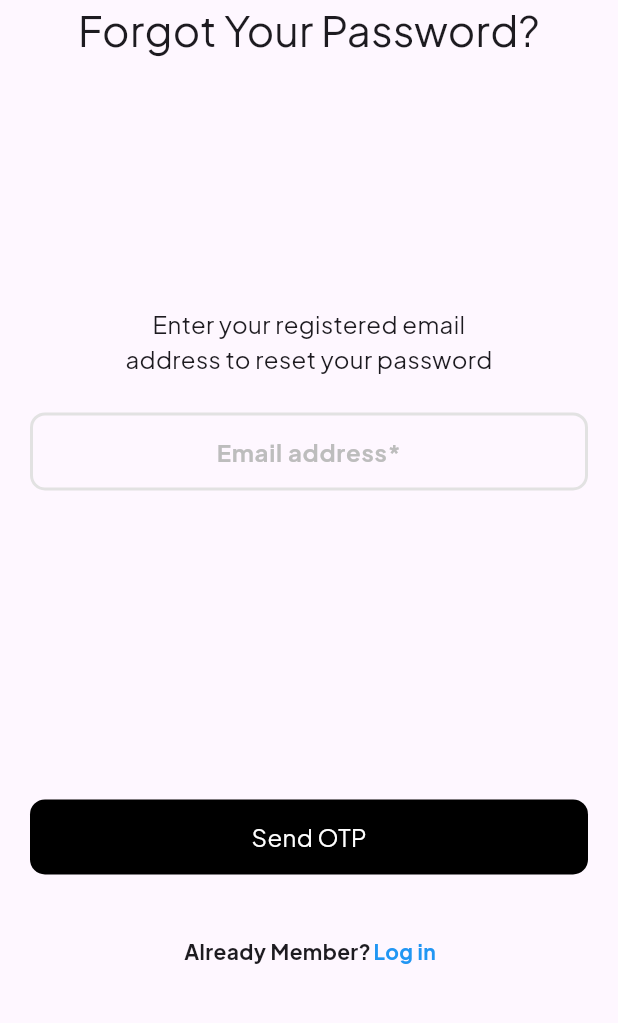
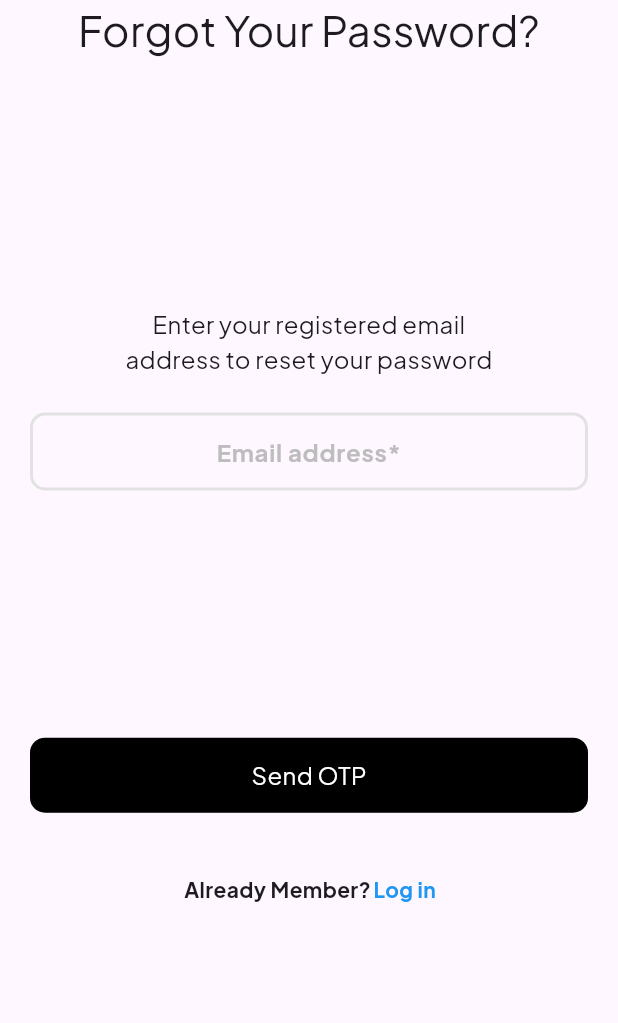
Before and after one commit to ShubhaMahobia/RideEye_frontend, a Flutter app: the ForgotPasswordEmailVerification screen opened directly, on a phone screen of 412 x 824 dp, the part 175-1198 px from its top. Run offline on Flutter 3.47's test engine with Material 3 defaults, Android fonts, the phone set to English and light mode, and no system bars; our stand-ins replace flutter_dotenv, flutter_easyloading, get, google_fonts, jwt_decoder, shared_preferences; accounts and stored records are empty.

Commit message:
slight padding issue fixed

```diff
--- a/lib/authentication/forgot_pw_email_verification.dart
+++ b/lib/authentication/forgot_pw_email_verification.dart
@@ -85,7 +85,7 @@ class _ForgotPasswordEmailVerificationState
                   ),
                 ),
                 SizedBox(
-                  height: MediaQuery.of(context).size.height * 0.25,
+                  height: MediaQuery.of(context).size.height * 0.20,
                 ),
                 ButtonOne(
                     buttonText: 'Send OTP',
```
